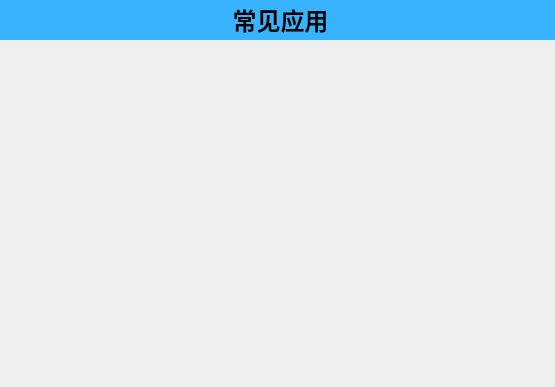
This is widgets/AppWidget.ui in wps139hf/app as Qt 5 draws it before an edit. The edited form follows.
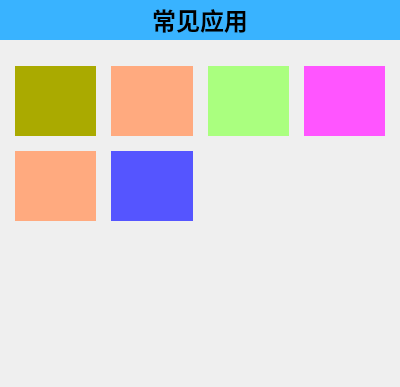
This is the edited form. Custom widgets are drawn as their Qt base class.

Commit message: update app widget, use auto layout in designer;

What changed in the file:
```diff
--- a/widgets/AppWidget.ui
+++ b/widgets/AppWidget.ui
@@ -6,21 +6,30 @@
    <rect>
     <x>0</x>
     <y>0</y>
-    <width>555</width>
+    <width>400</width>
     <height>387</height>
    </rect>
   </property>
   <property name="windowTitle">
    <string>Form</string>
   </property>
+  <layout class="QVBoxLayout" name="verticalLayout">
+   <property name="leftMargin">
+    <number>0</number>
+   </property>
+   <property name="topMargin">
+    <number>0</number>
+   </property>
+   <property name="rightMargin">
+    <number>0</number>
+   </property>
+   <item>
   <widget class="QLabel" name="title">
-   <property name="geometry">
-    <rect>
-     <x>0</x>
-     <y>0</y>
-     <width>561</width>
+     <property name="minimumSize">
+      <size>
+       <width>0</width>
      <height>40</height>
-    </rect>
+      </size>
    </property>
    <property name="font">
     <font>
@@ -40,66 +49,119 @@
     <set>Qt::AlignCenter</set>
    </property>
   </widget>
-  <widget class="StyledButton" name="btnCar" native="true">
-   <property name="geometry">
-    <rect>
-     <x>20</x>
-     <y>60</y>
-     <width>91</width>
-     <height>80</height>
-    </rect>
-   </property>
-  </widget>
+   </item>
+   <item>
+    <layout class="QGridLayout" name="gridLayout">
+     <property name="leftMargin">
+      <number>15</number>
+     </property>
+     <property name="topMargin">
+      <number>20</number>
+     </property>
+     <property name="rightMargin">
+      <number>15</number>
+     </property>
+     <property name="bottomMargin">
+      <number>15</number>
+     </property>
+     <property name="spacing">
+      <number>15</number>
+     </property>
+     <item row="1" column="1">
+      <widget class="StyledButton" name="btnAsset" native="true">
+       <property name="minimumSize">
+        <size>
+         <width>70</width>
+         <height>70</height>
+        </size>
+       </property>
+       <property name="styleSheet">
+        <string notr="true">background-color: rgb(85, 85, 255);</string>
+       </property>
+      </widget>
+     </item>
+     <item row="0" column="1">
   <widget class="StyledButton" name="btnRepair" native="true">
-   <property name="geometry">
-    <rect>
-     <x>150</x>
-     <y>60</y>
-     <width>91</width>
-     <height>80</height>
-    </rect>
-   </property>
-  </widget>
+       <property name="minimumSize">
+        <size>
+         <width>70</width>
+         <height>70</height>
+        </size>
+       </property>
+       <property name="styleSheet">
+        <string notr="true">background-color: rgb(255, 170, 127);</string>
+       </property>
+      </widget>
+     </item>
+     <item row="0" column="2">
   <widget class="StyledButton" name="btnBuy" native="true">
-   <property name="geometry">
-    <rect>
-     <x>290</x>
-     <y>60</y>
-     <width>81</width>
-     <height>80</height>
-    </rect>
-   </property>
-  </widget>
-  <widget class="StyledButton" name="btnPrint" native="true">
-   <property name="geometry">
-    <rect>
-     <x>420</x>
-     <y>60</y>
-     <width>101</width>
-     <height>80</height>
-    </rect>
-   </property>
-  </widget>
-  <widget class="StyledButton" name="btnAsset" native="true">
-   <property name="geometry">
-    <rect>
-     <x>150</x>
-     <y>200</y>
-     <width>101</width>
-     <height>80</height>
-    </rect>
-   </property>
-  </widget>
+       <property name="minimumSize">
+        <size>
+         <width>70</width>
+         <height>70</height>
+        </size>
+       </property>
+       <property name="styleSheet">
+        <string notr="true">background-color: rgb(170, 255, 127);</string>
+       </property>
+       <zorder>btnPrint</zorder>
+      </widget>
+     </item>
+     <item row="0" column="0">
+      <widget class="StyledButton" name="btnCar" native="true">
+       <property name="minimumSize">
+        <size>
+         <width>70</width>
+         <height>70</height>
+        </size>
+       </property>
+       <property name="styleSheet">
+        <string notr="true">background-color: rgb(170, 170, 0);</string>
+       </property>
+      </widget>
+     </item>
+     <item row="1" column="0">
   <widget class="StyledButton" name="btnRoom" native="true">
-   <property name="geometry">
-    <rect>
-     <x>20</x>
-     <y>210</y>
-     <width>101</width>
-     <height>80</height>
-    </rect>
-   </property>
-  </widget>
+       <property name="minimumSize">
+        <size>
+         <width>70</width>
+         <height>70</height>
+        </size>
+       </property>
+       <property name="styleSheet">
+        <string notr="true">background-color: rgb(255, 170, 127);</string>
+       </property>
+      </widget>
+     </item>
+     <item row="0" column="3">
+      <widget class="StyledButton" name="btnPrint" native="true">
+       <property name="minimumSize">
+        <size>
+         <width>70</width>
+         <height>70</height>
+        </size>
+       </property>
+       <property name="styleSheet">
+        <string notr="true">background-color: rgb(255, 85, 255);</string>
+       </property>
+      </widget>
+     </item>
+    </layout>
+   </item>
+   <item>
+    <spacer name="verticalSpacer">
+     <property name="orientation">
+      <enum>Qt::Vertical</enum>
+     </property>
+     <property name="sizeHint" stdset="0">
+      <size>
+       <width>20</width>
+       <height>133</height>
+      </size>
+     </property>
+    </spacer>
+   </item>
+  </layout>
  </widget>
  <customwidgets>
   <customwidget>
```
Lines whose indentation alone changed are shown as unchanged. The commit also changes 1 other file.
